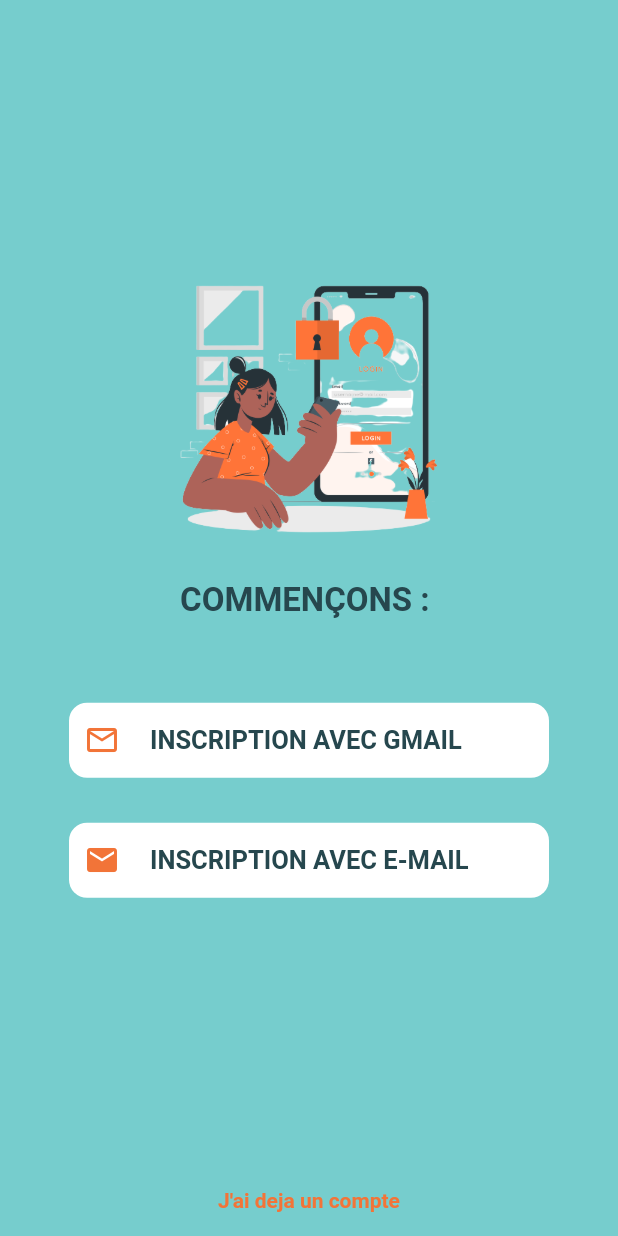
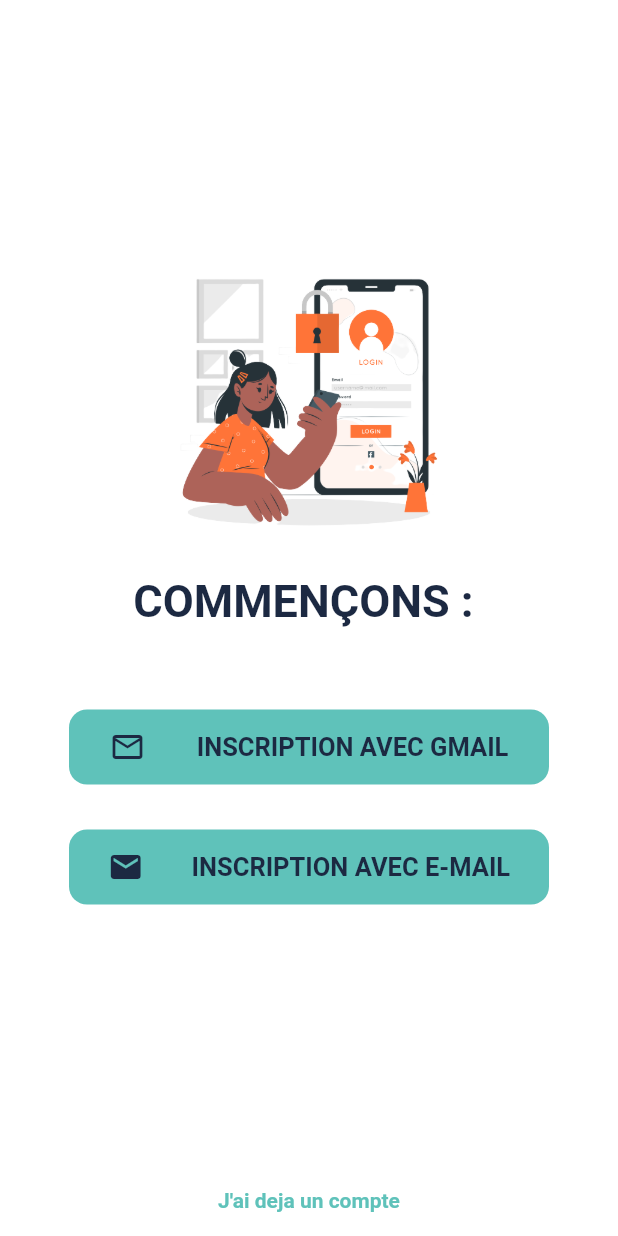
Before and after one commit to unamiatoii/wesika, a Flutter app: the screen it shows after launch, after a tap on "SE CONNECTER", after a tap on "Créer un compte", on a phone screen of 412 x 824 dp. Run offline on Flutter 3.47's test engine with Material 2 defaults, Android fonts, the phone set to English and light mode, and no system bars; our stand-ins replace cloud_firestore, firebase_auth, firebase_core, firebase_storage, google_sign_in, image_picker; accounts and stored records are empty; network calls fail; project files that could hold a hidden picture were left out.

Commit message:
MDF Theme de l'app

```diff
--- a/lib/composants/AppBar.dart
+++ b/lib/composants/AppBar.dart
@@ -18,18 +18,19 @@ class MyAppBar extends StatelessWidget implements PreferredSizeWidget {
           (BuildContext context, AsyncSnapshot<DocumentSnapshot> snapshot) {
         if (snapshot.connectionState == ConnectionState.waiting) {
           return AppBar(
+            backgroundColor: Colors.white,
             leading: IconButton(
               iconSize: 40,
               icon: Icon(
                 Icons.menu,
-                color: Theme.of(context).colorScheme.secondary,
+                color: Theme.of(context).colorScheme.onPrimary,
               ),
               onPressed: () {
                 Scaffold.of(context).openDrawer();
               },
             ),
             actions: [
-              CircularProgressIndicator(), // Affichez le CircularProgressIndicator en chargement.
+              CircularProgressIndicator.adaptive(),
             ],
           );
         }
@@ -37,6 +38,7 @@ class MyAppBar extends StatelessWidget implements PreferredSizeWidget {
         final userProfileImageUrl = snapshot.data?['profileImageUrl'] as String;
 
         return AppBar(
+          backgroundColor: Colors.white,
           elevation: 0,
           leading: IconButton(
             iconSize: 40,
--- a/lib/composants/ButtonChooseMode.dart
+++ b/lib/composants/ButtonChooseMode.dart
@@ -25,18 +25,18 @@ class BtnRegistrationMode extends StatelessWidget {
           height: 50,
           width: 320,
           decoration: BoxDecoration(
-            color: Colors.white,
+            color: Theme.of(context).colorScheme.secondary,
             borderRadius: BorderRadius.circular(12.0),
           ),
           padding: EdgeInsets.symmetric(horizontal: 10, vertical: 10),
           child: Row(
+            mainAxisAlignment: MainAxisAlignment.spaceAround,
             mainAxisSize: MainAxisSize.max,
             children: [
               Icon(
                 iconData,
-                color: iconColor,
+                color: Theme.of(context).colorScheme.onPrimary,
               ),
-              SizedBox(width: 20),
               Text(
                 text,
                 style: TextStyle(
--- a/lib/composants/ButtonWithIcon.dart
+++ b/lib/composants/ButtonWithIcon.dart
@@ -7,7 +7,6 @@ Widget createButtonWithIcon(
     required String texte,
     required Color couleurBtn,
     required Color couleurIcon,
-    required Color containerColor,
     required Icon Icone,
     required Function onpressed}) {
   return Padding(
@@ -16,18 +15,19 @@ Widget createButtonWithIcon(
       ),
       child: Container(
         decoration: BoxDecoration(
-          color: containerColor,
-          borderRadius: BorderRadius.circular(12.0), // Arrondi des coins
+          border: Border.all(width: 1.5),
+          color: Theme.of(context).colorScheme.onPrimary,
+          borderRadius: BorderRadius.circular(12.0),
         ),
         padding:
             EdgeInsets.symmetric(horizontal: horizontal, vertical: vertical),
         child: Row(
-          mainAxisSize: MainAxisSize.min, // Réduit la largeur du Row
+          mainAxisSize: MainAxisSize.min,
           children: [
             Text(
               texte,
               style: TextStyle(
-                  color: Theme.of(context).colorScheme.onPrimary,
+                  color: Theme.of(context).colorScheme.primary,
                   fontSize: 17,
                   fontWeight:
                       FontWeight.bold), // Ajustez la taille de la police ici
--- a/lib/composants/Buttons.dart
+++ b/lib/composants/Buttons.dart
@@ -7,7 +7,7 @@ Widget buttons({
   double? width, // Optionnelles avec null comme valeur par défaut.
   required Function onPressed,
   required Color backcolor,
-  required Color bordercolor,
+  required Color textcolor,
 }) {
   height ??= 45.0; // Valeur de hauteur par défaut ajustée.
   width ??= (texte.length * 5.0); // Calcul de la largeur ajusté.
@@ -32,7 +32,7 @@ Widget buttons({
       child: Text(
         texte,
         style: TextStyle(
-            fontWeight: FontWeight.bold, fontSize: 18, color: bordercolor),
+            fontWeight: FontWeight.bold, fontSize: 18, color: textcolor),
       ),
     ),
   );
--- a/lib/composants/TransactionCards.dart
+++ b/lib/composants/TransactionCards.dart
@@ -29,16 +29,8 @@ class TransactionCard extends StatelessWidget {
       margin: EdgeInsets.all(8.0),
       padding: EdgeInsets.all(12.0),
       decoration: BoxDecoration(
-        boxShadow: [
-          BoxShadow(
-            color: Theme.of(context).colorScheme.onPrimary.withOpacity(0.5),
-            spreadRadius: 2,
-            blurRadius: 4,
-            offset: const Offset(0, 2),
-          ),
-        ],
-        color: Theme.of(context).colorScheme.primary,
-        border: Border.all(color: Theme.of(context).colorScheme.primary),
+        color: Theme.of(context).colorScheme.onPrimary,
+        border: Border.all(color: Theme.of(context).colorScheme.onPrimary),
         borderRadius: BorderRadius.circular(10.0),
       ),
       child: Column(
--- a/lib/composants/TextField.dart
+++ b/lib/composants/creatTextfieldWithIcon.dart
@@ -7,12 +7,18 @@ Widget createTextFieldWithIcon(String hintText, String labelText,
       padding: const EdgeInsets.symmetric(vertical: 10, horizontal: 0),
       child: Container(
         decoration: BoxDecoration(
-            borderRadius: const BorderRadius.all(Radius.circular(10.0)),
-            color: Colors.white),
+          borderRadius: const BorderRadius.all(Radius.circular(10.0)),
+          color: Colors.white,
+          border: Border.all(
+            color: Theme.of(context)
+                .colorScheme
+                .onPrimary, // Couleur de la bordure constante
+            width: 1.5, // Largeur de la bordure
+          ),
+        ),
         child: TextField(
           controller: controller,
           decoration: InputDecoration(
-            iconColor: Theme.of(context).colorScheme.onPrimary,
             labelText: labelText,
             labelStyle:
                 TextStyle(color: Theme.of(context).colorScheme.onPrimary),
@@ -20,10 +26,8 @@ Widget createTextFieldWithIcon(String hintText, String labelText,
               iconData,
               color: Theme.of(context).colorScheme.secondary,
             ),
-            border: const OutlineInputBorder(
-              borderSide: BorderSide.none,
-              borderRadius: BorderRadius.all(Radius.circular(10.0)),
-            ),
+            border: InputBorder
+                .none, // Supprimer la bordure par défaut du champ de texte
             contentPadding: EdgeInsets.zero,
             hintText: hintText,
             floatingLabelBehavior: FloatingLabelBehavior.never,
--- a/lib/composants/drawer.dart
+++ b/lib/composants/drawer.dart
@@ -60,7 +60,7 @@ Widget buildDrawer(BuildContext context) {
             InkWell(
               child: buttons(
                 backcolor: Colors.red,
-                bordercolor: Colors.black,
+                textcolor: Colors.black,
                 context: context,
                 height: 45,
                 onPressed: () {
--- a/lib/composants/passwordField.dart
+++ b/lib/composants/passwordField.dart
@@ -30,6 +30,12 @@ class _createPasswordFieldWithIconState
         decoration: BoxDecoration(
           borderRadius: const BorderRadius.all(Radius.circular(10.0)),
           color: Colors.white,
+          border: Border.all(
+            color: Theme.of(context)
+                .colorScheme
+                .onPrimary, // Couleur de la bordure constante
+            width: 1.5, // Largeur de la bordure
+          ),
         ),
         child: TextField(
           controller: widget.controller,
@@ -51,10 +57,7 @@ class _createPasswordFieldWithIconState
                 });
               },
             ),
-            border: const OutlineInputBorder(
-              borderSide: BorderSide.none,
-              borderRadius: BorderRadius.all(Radius.circular(10.0)),
-            ),
+            border: InputBorder.none,
             contentPadding: EdgeInsets.zero,
             hintText: widget.hintText,
             floatingLabelBehavior: FloatingLabelBehavior.never,
--- a/lib/main.dart
+++ b/lib/main.dart
@@ -24,19 +24,13 @@ class MyApp extends StatelessWidget {
 
   @override
   Widget build(BuildContext context) {
-    const primaryColor = Color.fromARGB(255, 118, 205, 205);
-    ; // Couleur principale
-    const textColor = Color.fromARGB(255, 38, 71, 78); // Couleur secondaire
+    const primaryColor = Color.fromARGB(255, 255, 255, 255);
+    ;
+    const textColor = Color.fromARGB(255, 28, 41, 66);
     const secondaryColor =
-        Color.fromARGB(255, 242, 116, 56); // Couleur du texte
+        Color.fromARGB(255, 95, 194, 186);
 
     return MaterialApp(
-      routes: {
-        '/': (context) => MyHomePage(), // Page d'accueil
-        '/nouvelleTontine': (context) => NouvelleTontineWidget(),
-        '/rejoindreTontine': (context) => RejoindreTontinePage(),
-        '/onboardPage': (context) => OnboardingPage(),
-      },
         debugShowCheckedModeBanner: false,
         theme: ThemeData(
           colorScheme: ColorScheme.fromSwatch(
@@ -48,8 +42,7 @@ class MyApp extends StatelessWidget {
             onSecondary: textColor,
           ),
         ),
-      initialRoute: '/onboardPage',
-    );
+        home: OnboardingPage());
   }
 }
 
--- a/lib/pages/Acceuil/Login.dart
+++ b/lib/pages/Acceuil/Login.dart
@@ -6,9 +6,8 @@ import 'package:wesika/pages/Acceuil/RegisterMode.dart';
 
 import '../../composants/Buttons.dart';
 import '../../composants/ImageLogo.dart';
-import '../../composants/TextField.dart';
+import '../../composants/creatTextfieldWithIcon.dart';
 import '../../composants/passwordField.dart';
-import '../mainPage/HomePage.dart';
 
 class LoginPage extends StatelessWidget {
   final TextEditingController emailController = TextEditingController();
@@ -58,7 +57,7 @@ class LoginPage extends StatelessWidget {
                 buttons(
                   onPressed: () => signInWithEmailAndPassword(
                       context, emailController.text, passwordController.text),
-                  bordercolor: Theme.of(context).colorScheme.onPrimary,
+                  textcolor: Theme.of(context).colorScheme.onPrimary,
                   backcolor: Theme.of(context).colorScheme.secondary,
                   context: context,
                   height: 45,
@@ -72,7 +71,7 @@ class LoginPage extends StatelessWidget {
                     'Se Connecter Avec : ',
                     textAlign: TextAlign.center,
                     style: TextStyle(
-                        fontSize: 25,
+                        fontSize: 20,
                         fontWeight: FontWeight.bold,
                         color: Theme.of(context).colorScheme.onPrimary),
                   ),
--- a/lib/pages/Acceuil/OnBoard.dart
+++ b/lib/pages/Acceuil/OnBoard.dart
@@ -41,7 +41,7 @@ class _OnboardingPageState extends State<OnboardingPage> {
                         },
                         height: 45,
                         backcolor: Theme.of(context).colorScheme.onPrimary,
-                        bordercolor: Theme.of(context).colorScheme.secondary),
+                        textcolor: Theme.of(context).colorScheme.secondary),
                     buttons(
                         context: context,
                         texte: "SE CONNECTER",
@@ -50,7 +50,7 @@ class _OnboardingPageState extends State<OnboardingPage> {
                         },
                         height: 45,
                         backcolor: Theme.of(context).colorScheme.secondary,
-                        bordercolor: Theme.of(context).colorScheme.onPrimary),
+                        textcolor: Theme.of(context).colorScheme.onPrimary),
                   ],
                 )),
           ],
--- a/lib/pages/Acceuil/Register.dart
+++ b/lib/pages/Acceuil/Register.dart
@@ -1,7 +1,7 @@
 import 'package:flutter/material.dart';
 import 'package:wesika/composants/Buttons.dart';
 import 'package:wesika/composants/ImageLogo.dart';
-import 'package:wesika/composants/TextField.dart';
+import 'package:wesika/composants/creatTextfieldWithIcon.dart';
 import 'package:wesika/pages/Acceuil/Login.dart';
 
 import '../../fonctions/auth/RegisterPage.dart';
@@ -113,7 +113,7 @@ class _RegistrationPageState extends State<RegistrationPage> {
                               context);
                         },
                         backcolor: Theme.of(context).colorScheme.secondary,
-                        bordercolor: Theme.of(context).colorScheme.onPrimary),
+                        textcolor: Theme.of(context).colorScheme.onPrimary),
                   ],
                 ),
               ],
--- a/lib/pages/Acceuil/RegisterMode.dart
+++ b/lib/pages/Acceuil/RegisterMode.dart
@@ -33,7 +33,7 @@ class ChooseRegistrationMethodPage extends StatelessWidget {
                       Text(
                         "COMMENÇONS : ",
                         style: TextStyle(
-                          fontSize: 22,
+                          fontSize: 30,
                           fontWeight: FontWeight.bold,
                           color: Theme.of(context).colorScheme.onPrimary,
                         ),
--- a/lib/pages/mainPage/HomePage.dart
+++ b/lib/pages/mainPage/HomePage.dart
@@ -1,4 +1,5 @@
 import 'package:flutter/material.dart';
+import 'package:wesika/composants/AppBar.dart';
 import 'package:wesika/composants/ButtonWithIcon.dart';
 import 'package:wesika/composants/NextPage.dart';
 import 'package:wesika/composants/TontinesListWidget.dart';
@@ -50,8 +51,7 @@ class _MyHomePageState extends State<MyHomePage> {
                         changePage(
                             context, Home(nextPage: NouvelleTontineWidget()));
                       },
-                      containerColor: Theme.of(context).colorScheme.primary,
-                      context: context,
+                       context: context,
                       horizontal: 10,
                       vertical: 10,
                       texte: "Nouvelle",
@@ -64,8 +64,7 @@ class _MyHomePageState extends State<MyHomePage> {
                         changePage(
                             context, Home(nextPage: RejoindreTontinePage()));
                       },
-                      containerColor: Theme.of(context).colorScheme.primary,
-                      context: context,
+                         context: context,
                       horizontal: 10,
                       vertical: 10,
                       texte: "Rejoindre",
--- a/pubspec.yaml
+++ b/pubspec.yaml
@@ -30,6 +30,8 @@ environment:
 dependencies:
   flutter:
     sdk: flutter
+  paytech: ^4.0.1
+
 
 
   # The following adds the Cupertino Icons font to your application.
```
Also changed, not shown: lib/composants/TontineInfoCard.dart (+15 -61 lines), lib/pages/Acceuil/EndRegister.dart (+30 -20 lines), lib/pages/mainPage/NouvelleTontinePage.dart (+6 -7 lines), lib/pages/mainPage/RejoindreTontinePage.dart (+9 -10 lines), lib/pages/mainPage/FairePaiement.dart (added), pubspec.lock, 5 other files. Lines whose indentation alone changed are shown as unchanged.
